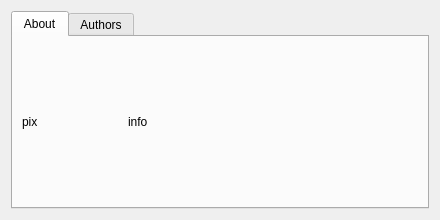
Qt form src/dialogabout.ui (artemvlas/veretino) before a commit.
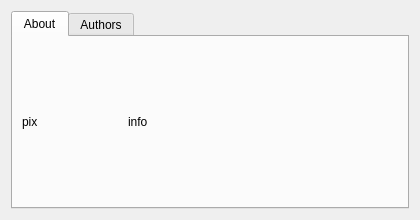
The same form after that commit.

```diff
--- a/src/dialogabout.ui
+++ b/src/dialogabout.ui
@@ -6,7 +6,7 @@
    <rect>
     <x>0</x>
     <y>0</y>
-    <width>440</width>
+    <width>420</width>
     <height>220</height>
    </rect>
   </property>
```
